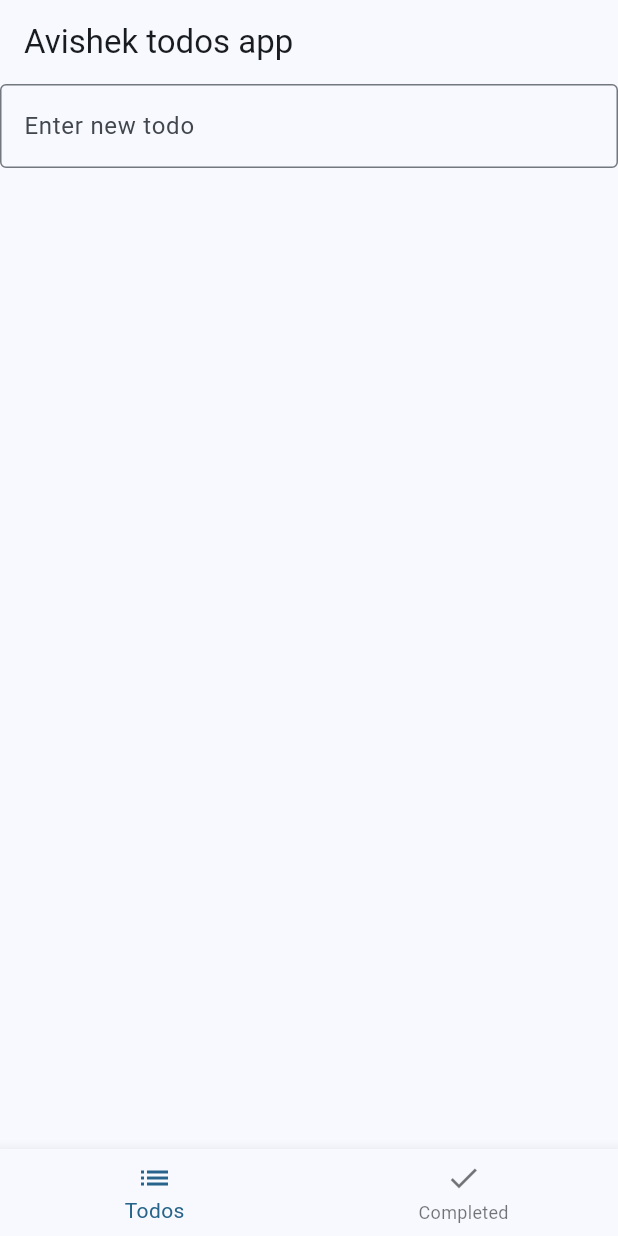
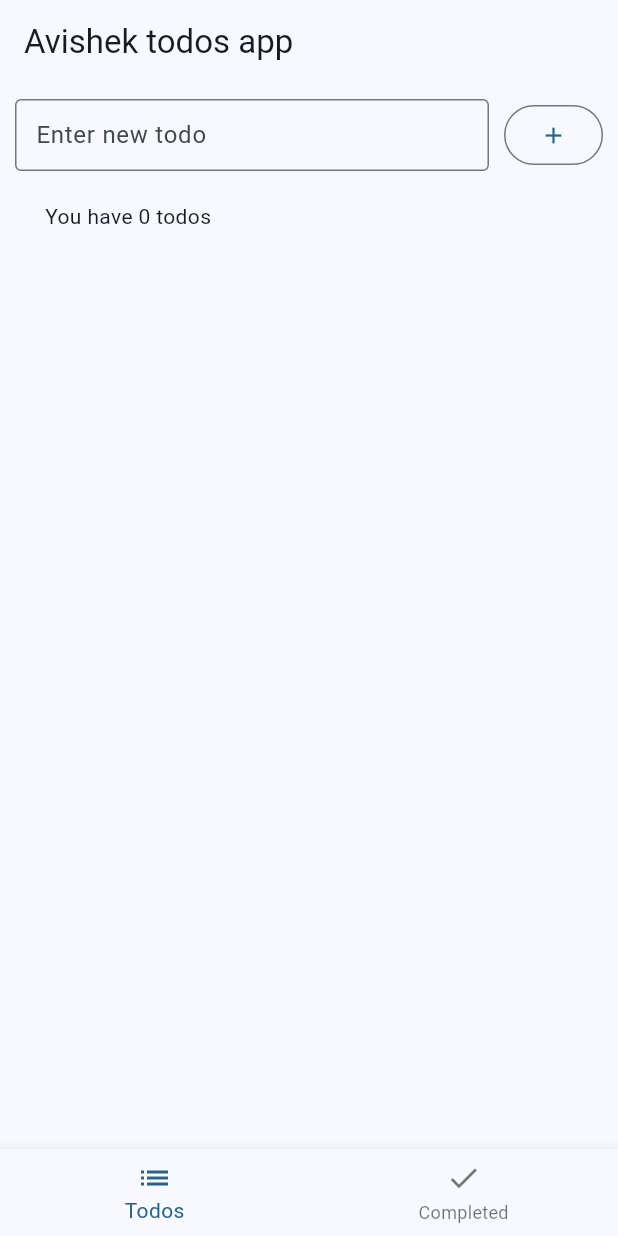
Before and after one commit to dahalAvishek/flutter-todo, a Flutter app: the screen it shows after launch, on a phone screen of 412 x 824 dp. Run offline on Flutter 3.47's test engine with Material 3 defaults, Android fonts, the phone set to English and light mode, and no system bars.

Commit message:
feat: complete todos functionality

```diff
--- a/lib/main.dart
+++ b/lib/main.dart
@@ -59,17 +59,19 @@ class MyAppState extends ChangeNotifier {
     todos.isEmpty ? newId = 0 : newId = todos.length;
     Todo newTodo = todoManager.createTodo(newId, inputString);
     todos.add(newTodo);
+    print("input string ${todos.length}");
     notifyListeners();
   }
 
   void deleteTodoFromList(List<Todo> todos, Todo todo) {
     todos.remove(todo);
+    notifyListeners();
   }
 
-  void addCompletedTodos(int index) {
-    var completedTodo = todos.elementAt(index);
-    completedTodos.add(completedTodo);
-    todos.remove(completedTodo);
+  void addCompletedTodos(Todo todo) {
+    completedTodos.add(todo);
+    todos.remove(todo);
+    notifyListeners();
   }
 }
 
@@ -82,7 +84,7 @@ class _MyHomePageState extends State<MyHomePage> {
   var selectedIndex = 0;
   @override
   Widget build(BuildContext context) {
-    var appState = context.watch<MyAppState>();
+    // var appState = context.watch<MyAppState>();
     Widget page;
     switch (selectedIndex) {
       case 0:
@@ -117,41 +119,77 @@ class _MyHomePageState extends State<MyHomePage> {
   }
 }
 
-class TodosPage extends StatelessWidget {
+class TodosPage extends StatefulWidget {
+  @override
+  State<TodosPage> createState() => _TodosPageState();
+}
+
+class _TodosPageState extends State<TodosPage> {
+  final myController = TextEditingController();
+  @override
+  void dispose() {
+    // Clean up the controller when the widget is disposed.
+    myController.dispose();
+    super.dispose();
+  }
+
   @override
   Widget build(BuildContext context) {
     var appState = context.watch<MyAppState>();
-
-    return Column(
+    return Container(
+      padding: EdgeInsets.all(10),
+      child: Column(
         children: [
-        TextField(
+          Row(
+            children: [
+              Flexible(
+                child: TextField(
                   decoration: InputDecoration(
                     border: OutlineInputBorder(),
+                    contentPadding: EdgeInsets.all(10.0),
                     hintText: 'Enter new todo',
                   ),
+                  controller: myController,
                 ),
-        // ListView(
-        //   children: [
-        //     Padding(
-        //       padding: const EdgeInsets.all(20),
-        //       child: Text('You have ${appState.todos.length} todos'),
-        //     ),
-        //     for (var todo in appState.todos)
-        //       Row(
-        //         mainAxisSize: MainAxisSize.min,
-        //         children: [
-        //           ElevatedButton.icon(
-        //             onPressed: () {
-        //               appState.deleteTodoFromList(appState.todos, todo);
-        //             },
-        //             icon: Icon(Icons.done),
-        //             label: Text(todo.todo),
-        //           ),
-        //         ],
-        //       )
-        //   ],
-        // ),
+              ),
+              SizedBox(
+                width: 10.0,
+              ),
+              OutlinedButton(
+                onPressed: () {
+                  appState.addTodo(myController.text);
+                  myController.text = '';
+                },
+                child: Icon(Icons.add),
+              ),
             ],
+          ),
+          Expanded(
+            child: ListView(
+              children: [
+                Padding(
+                  padding: const EdgeInsets.all(20),
+                  child: Text('You have ${appState.todos.length} todos'),
+                ),
+                for (var todo in appState.todos)
+                  Row(
+                    mainAxisSize: MainAxisSize.min,
+                    children: [
+                      ElevatedButton.icon(
+                        onPressed: () {
+                          appState.addCompletedTodos(todo);
+                          appState.deleteTodoFromList(appState.todos, todo);
+                        },
+                        icon: Icon(Icons.done),
+                        label: Text(todo.todo),
+                      ),
+                    ],
+                  )
+              ],
+            ),
+          )
+        ],
+      ),
     );
   }
 }
@@ -159,8 +197,30 @@ class TodosPage extends StatelessWidget {
 class CompletedPage extends StatelessWidget {
   @override
   Widget build(BuildContext context) {
-    return Center(
-      child: Text("Completed Page"),
+    var appState = context.watch<MyAppState>();
+
+    return ListView(
+      children: [
+        Padding(
+          padding: const EdgeInsets.all(20),
+          child: Text(
+              'You have ${appState.completedTodos.length} completed todos'),
+        ),
+        for (var todo in appState.completedTodos)
+          Row(
+            mainAxisSize: MainAxisSize.min,
+            children: [
+              ElevatedButton.icon(
+                onPressed: () {
+                  appState.addCompletedTodos(todo);
+                  appState.deleteTodoFromList(appState.todos, todo);
+                },
+                icon: Icon(Icons.done),
+                label: Text(todo.todo),
+              ),
+            ],
+          )
+      ],
     );
   }
 }
```
Lines whose indentation alone changed are shown as unchanged.
